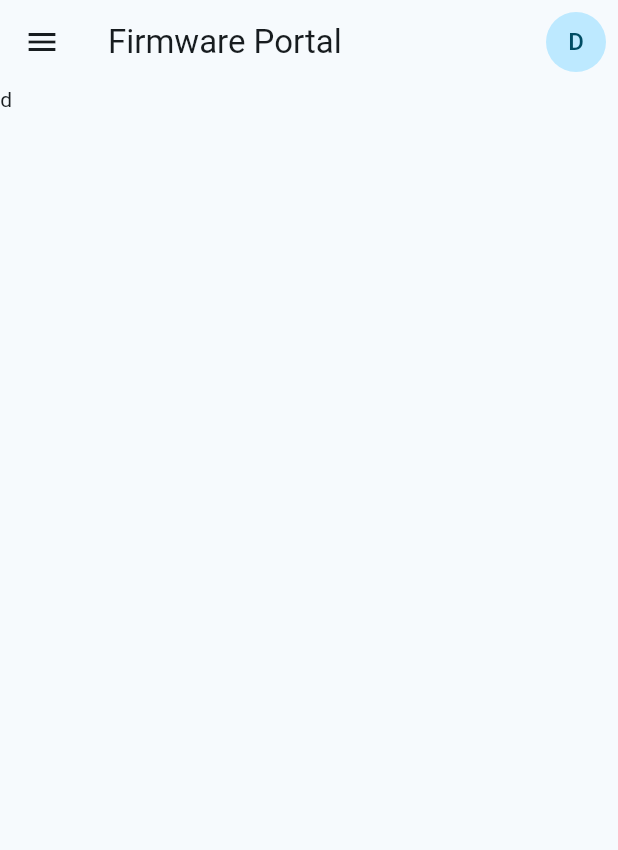
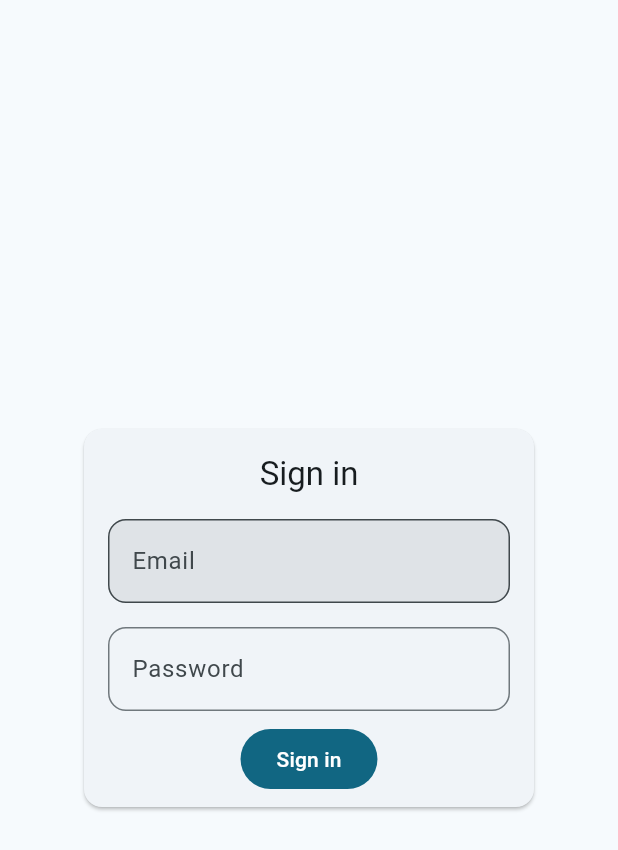
Before and after one commit to anoochit/leap_ota_portal, a Flutter app: the screen it shows after launch, on a phone screen of 412 x 824 dp. Shown: the top 850 px of the screen. Run offline on Flutter 3.47's test engine with Material 2 defaults, Android fonts, the phone set to English and light mode, and no system bars; our stand-ins replace get, responsive_builder.

Commit message:
update route, add signin screen

```diff
--- /dev/null
+++ b/app/lib/app/modules/signin/views/signin_view.dart
@@ -0,0 +1,94 @@
+import 'package:app/app/routes/app_pages.dart';
+import 'package:flutter/material.dart';
+
+import 'package:get/get.dart';
+
+import '../controllers/signin_controller.dart';
+
+class SigninView extends GetView<SigninController> {
+  SigninView({Key? key}) : super(key: key);
+
+  final formKey = GlobalKey<FormState>();
+  final textUsernameController = TextEditingController();
+  final textPasswordController = TextEditingController();
+
+  @override
+  Widget build(BuildContext context) {
+    return Scaffold(
+      body: Center(
+        child: Form(
+          child: Card(
+            child: Container(
+              width: 300,
+              child: Padding(
+                padding: const EdgeInsets.all(8.0),
+                child: Column(
+                  mainAxisSize: MainAxisSize.min,
+                  children: [
+                    Padding(
+                      padding: const EdgeInsets.all(8.0),
+                      child: Text(
+                        'Sign in',
+                        style: Theme.of(context).textTheme.titleLarge,
+                      ),
+                    ),
+                    // username
+                    Padding(
+                      padding: const EdgeInsets.all(8.0),
+                      child: TextFormField(
+                        controller: textUsernameController,
+                        decoration: InputDecoration(
+                          filled: true,
+                          border: OutlineInputBorder(
+                            borderRadius: BorderRadius.circular(12.0),
+                          ),
+                          label: Text('Email'),
+                        ),
+                        validator: (value) {
+                          if (value!.isEmpty) {
+                            return 'Enter username';
+                          }
+                          return null;
+                        },
+                      ),
+                    ),
+
+                    // password
+                    Padding(
+                      padding: const EdgeInsets.all(8.0),
+                      child: TextFormField(
+                        controller: textPasswordController,
+                        decoration: InputDecoration(
+                          border: OutlineInputBorder(
+                            borderRadius: BorderRadius.circular(12.0),
+                          ),
+                          label: Text('Password'),
+                        ),
+                        validator: (value) {
+                          if (value!.isEmpty) {
+                            return 'Enter username';
+                          }
+                          return null;
+                        },
+                        obscureText: true,
+                      ),
+                    ),
+
+                    // button
+                    FilledButton(
+                      onPressed: () {
+                        // TODO : implement signin
+                        Get.offAllNamed(Routes.HOME);
+                      },
+                      child: Text('Sign in'),
+                    )
+                  ],
+                ),
+              ),
+            ),
+          ),
+        ),
+      ),
+    );
+  }
+}
--- a/app/lib/app/routes/app_routes.dart
+++ b/app/lib/app/routes/app_routes.dart
@@ -4,17 +4,11 @@ part of 'app_pages.dart';
 abstract class Routes {
   Routes._();
   static const HOME = _Paths.HOME;
-  static const USER = _Paths.USER;
-  static const DEVICE = _Paths.DEVICE;
-  static const FIRMWARE = _Paths.FIRMWARE;
-  static const PROFILE = _Paths.PROFILE;
+  static const SIGNIN = _Paths.SIGNIN;
 }
 
 abstract class _Paths {
   _Paths._();
   static const HOME = '/home';
-  static const USER = '/user';
-  static const DEVICE = '/device';
-  static const FIRMWARE = '/firmware';
-  static const PROFILE = '/profile';
+  static const SIGNIN = '/signin';
 }
--- a/app/lib/main.dart
+++ b/app/lib/main.dart
@@ -13,7 +13,7 @@ void main() {
         colorScheme: ColorScheme.fromSeed(seedColor: Colors.blueGrey),
         useMaterial3: true,
       ),
-      initialRoute: AppPages.INITIAL,
+      initialRoute: Routes.SIGNIN,
       getPages: AppPages.routes,
     ),
   );
```
Also changed, not shown: app/lib/app/modules/signin/bindings/signin_binding.dart (added, +12 -0 lines), app/lib/app/modules/signin/controllers/signin_controller.dart (added, +23 -0 lines), app/lib/app/routes/app_pages.dart (+12 -23 lines).
